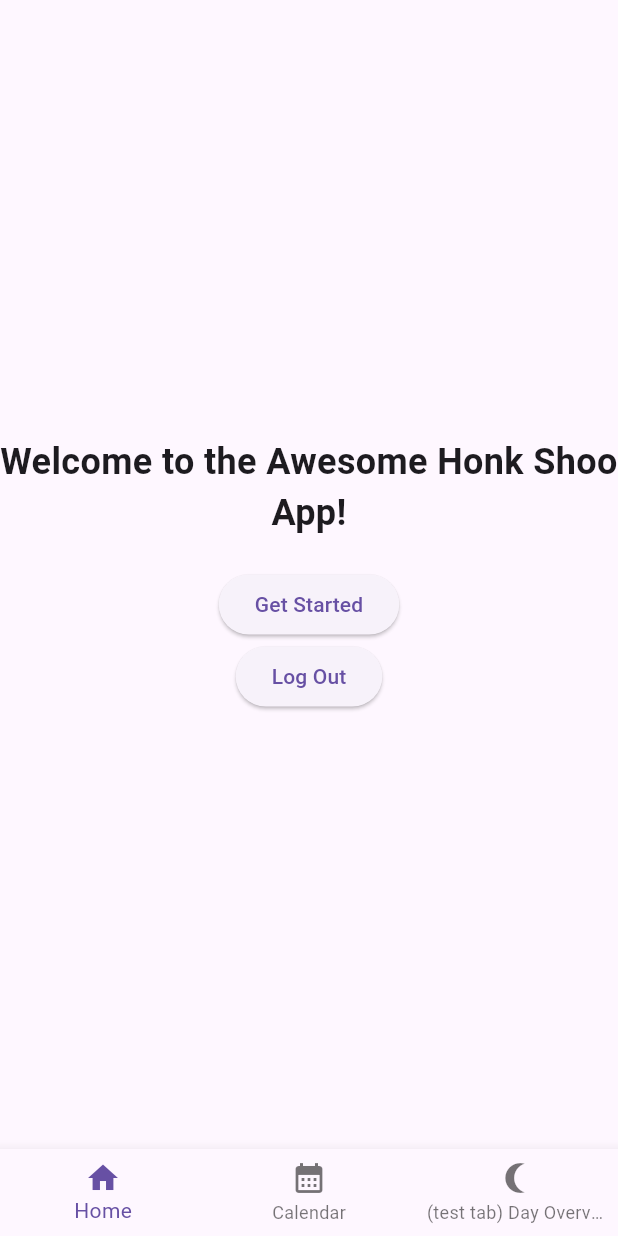
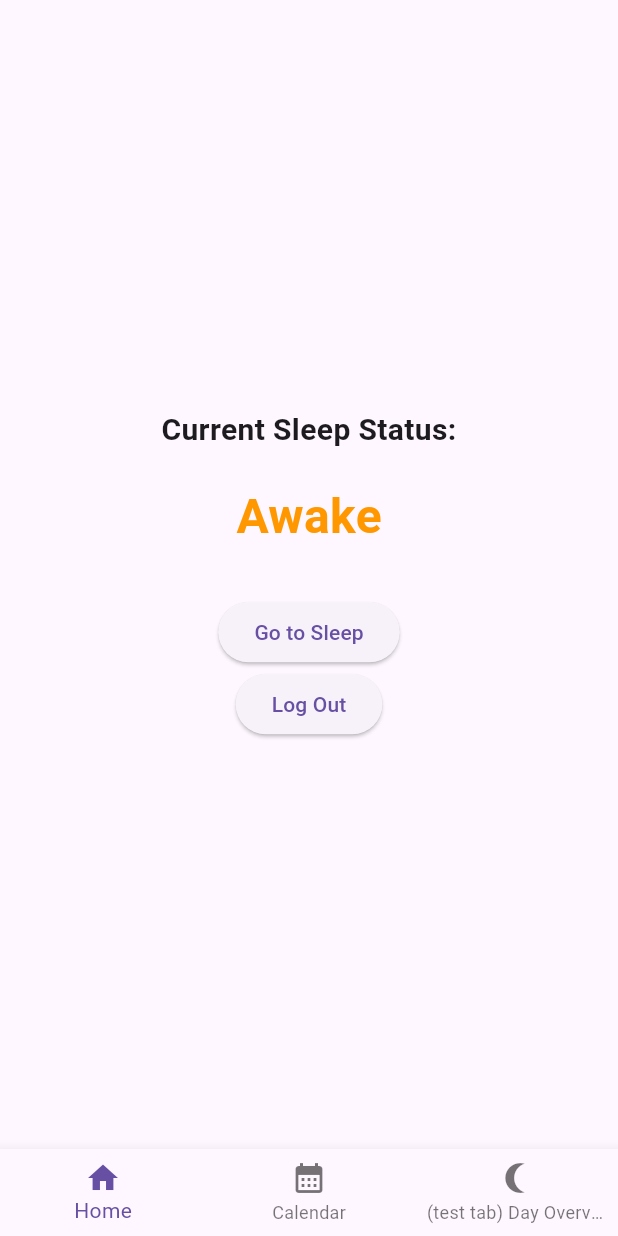
Before and after one commit to Cs3541/AwesomeHonkShoo, a Flutter app: the screen it shows once a user with an empty profile is signed in, on a phone screen of 412 x 824 dp. Run offline on Flutter 3.47's test engine with Material 3 defaults, Android fonts, the phone set to English and light mode, and no system bars; our stand-ins replace cloud_firestore, firebase_auth, firebase_core, fl_chart; accounts and stored records are empty.

Commit message:
Implement home sleep/wake state toggle

```diff
--- a/lib/views/home_screen.dart
+++ b/lib/views/home_screen.dart
@@ -1,8 +1,21 @@
 import 'package:flutter/material.dart';
 import 'package:firebase_auth/firebase_auth.dart';
 
-class HomeScreen extends StatelessWidget {
+class HomeScreen extends StatefulWidget {
   const HomeScreen({super.key});
+
+  @override
+  State<HomeScreen> createState() => _HomeScreenState();
+}
+
+class _HomeScreenState extends State<HomeScreen> {
+  bool _isSleeping = false;
+
+  void _toggleSleepStatus() {
+    setState(() {
+      _isSleeping = !_isSleeping;
+    });
+  }
 
   @override
   Widget build(BuildContext context) {
@@ -12,17 +25,30 @@ class HomeScreen extends StatelessWidget {
           mainAxisAlignment: MainAxisAlignment.center,
           children: [
             const Text(
-              'Welcome to the Awesome Honk Shoo App!',
+              'Current Sleep Status:',
               textAlign: TextAlign.center,
               style: TextStyle(
-                fontSize: 24,
+                fontSize: 20,
                 fontWeight: FontWeight.bold,
               ),
             ),
             const SizedBox(height: 20),
+
+            Text(
+              _isSleeping ? 'Sleeping' : 'Awake',
+              style: TextStyle(
+                fontSize: 32,
+                fontWeight: FontWeight.bold,
+                color: _isSleeping ? const Color.fromARGB(255, 33, 40, 243) : Colors.orange,
+              ),
+            ),
+            const SizedBox(height: 30),
+
             ElevatedButton(
-              onPressed: () {},
-              child: const Text('Get Started'),
+              onPressed: _toggleSleepStatus,
+              child: Text(
+                _isSleeping ? 'Wake Up' : 'Go to Sleep',
+              ),
             ),
             ElevatedButton(
               onPressed: () async {
```
